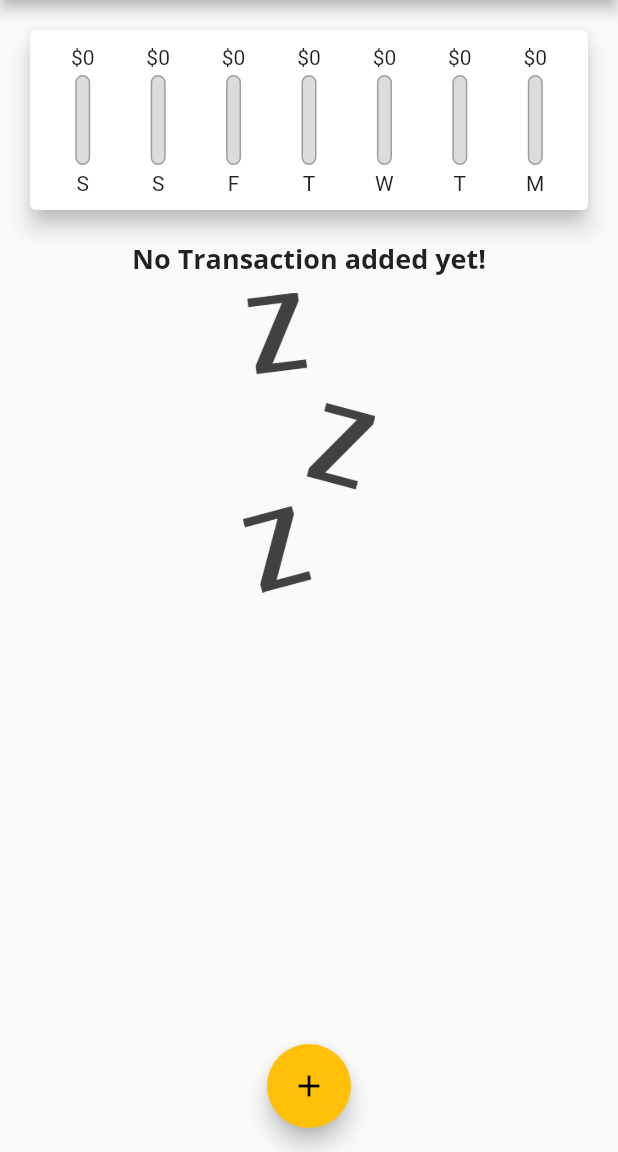
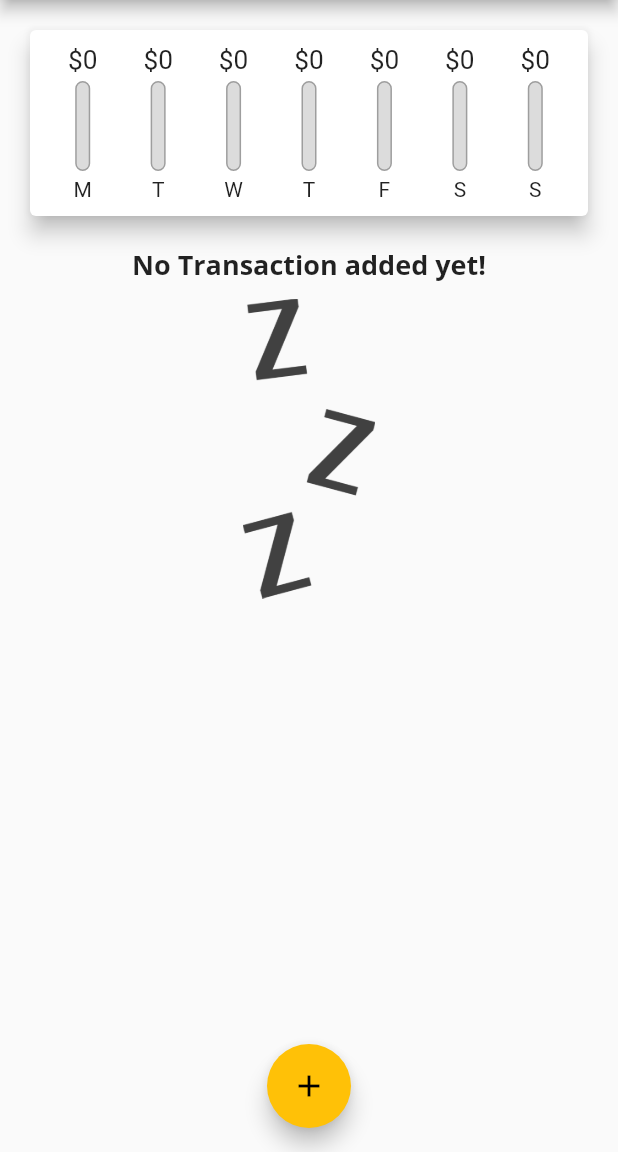
Before and after one commit to krzysztofpodmokly/budget_app_flutter, a Flutter app: the screen it shows after launch, on a phone screen of 412 x 824 dp, the part 84-1236 px from its top. Run offline on Flutter 3.47's test engine with Material 2 defaults, Android fonts, the phone set to English and light mode, and no system bars; missing offline and left inert: dart:ffi.

```diff
--- a/lib/widgets/chart.dart
+++ b/lib/widgets/chart.dart
@@ -10,9 +10,7 @@ class Chart extends StatelessWidget {
   Chart(this.recentTransactions);
 
   List<Map<String, Object>> get groupedTransactionValues {
-    return List.generate(
-      7,
-      (index) {
+    return List.generate(7, (index) {
       final weekDay = DateTime.now().subtract(
         Duration(days: index),
       );
@@ -28,10 +26,9 @@ class Chart extends StatelessWidget {
 
       return {
         'day': DateFormat.E().format(weekDay).substring(0, 1),
-          'amount': totalSum
+        'amount': totalSum,
       };
-      },
-    );
+    }).reversed.toList();
   }
 
   double get totalSpending {
--- a/lib/widgets/chart_bar.dart
+++ b/lib/widgets/chart_bar.dart
@@ -14,8 +14,11 @@ class ChartBar extends StatelessWidget {
   Widget build(BuildContext context) {
     return Column(
       children: [
-        FittedBox(
-          child: Text('\$${spendingAmount.toStringAsFixed(0)}'),
+        Container(
+          height: 20,
+          child: FittedBox(
+            child: Text('\$${spendingAmount.toStringAsFixed(0)}'),
+          ),
         ),
         SizedBox(
           height: 4,
```
Also changed, not shown: lib/widgets/transaction_list.dart (+11 -29 lines). Lines whose indentation alone changed are shown as unchanged.
